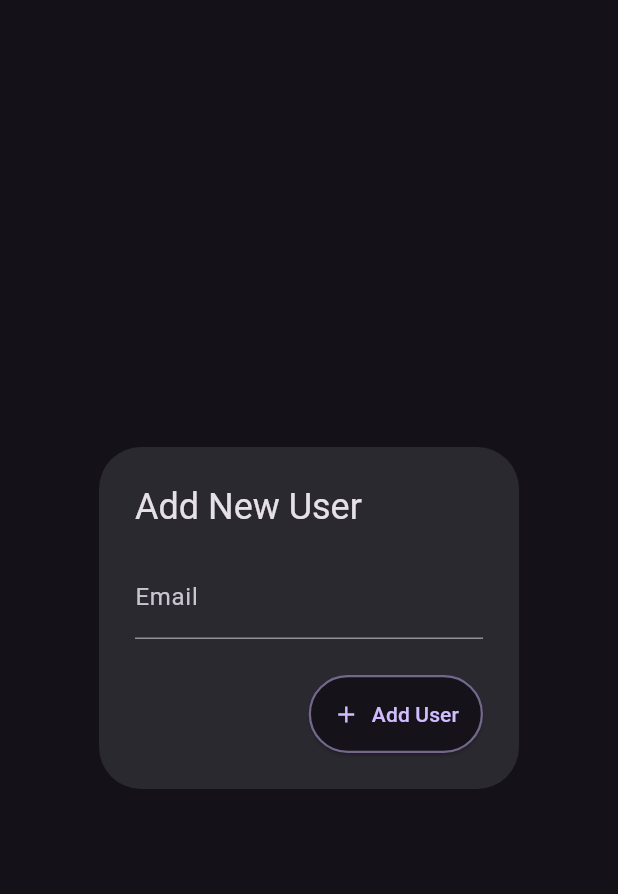
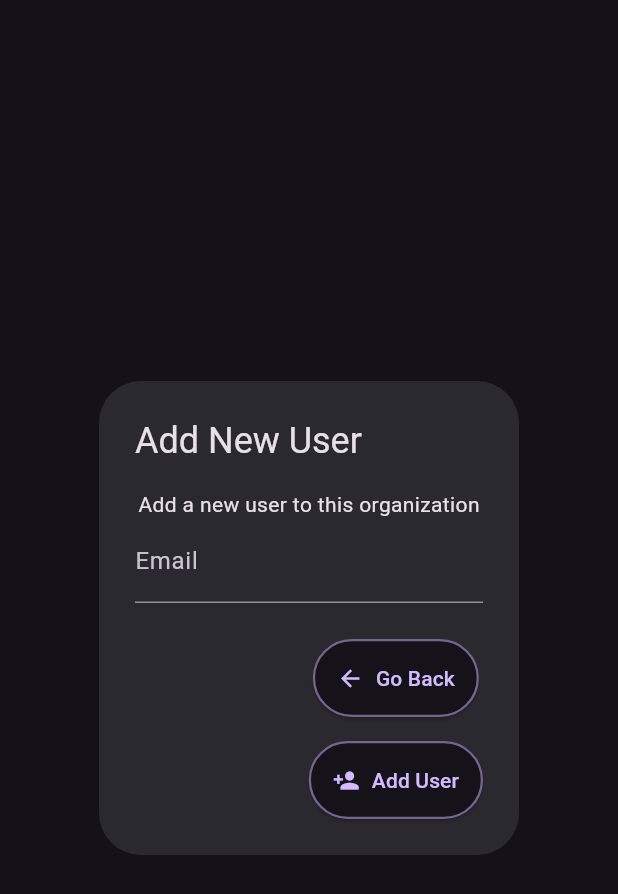
Before and after one commit to WebbPulse/WebbPulse-Inventory-Management, a Flutter app: the AddUserAlertDialog widget shown alone on an empty page, opened directly, on a phone screen of 412 x 824 dp. Shown: the top 894 px of the screen. Run offline on Flutter 3.47's test engine with Material 3 defaults, Android fonts, the phone set to English and light mode, and no system bars; our stand-ins replace cloud_firestore, cloud_functions, firebase_auth, firebase_core; missing offline and left inert: firebase_ui_auth; accounts and stored records are empty.

Commit message:
minor UI changes

```diff
--- a/hosting/lib/src/apps/authed/views/org_selected/org_member_list_view.dart
+++ b/hosting/lib/src/apps/authed/views/org_selected/org_member_list_view.dart
@@ -31,7 +31,7 @@ class OrgMemberListView extends StatelessWidget {
                   if (userClaims[
                           'org_admin_${orgSelectorChangeNotifier.orgId}'] ==
                       true)
-                    ElevatedButton(
+                    ElevatedButton.icon(
                       onPressed: () {
                         showDialog(
                           context: context,
@@ -49,7 +49,8 @@ class OrgMemberListView extends StatelessWidget {
                         ),
                         padding: const EdgeInsets.all(16.0),
                       ),
-                      child: const Text('Add New User'),
+                      label: const Text('Add New User'),
+                      icon: const Icon(Icons.person_add),
                     )
                 ],
               ),
@@ -248,17 +249,43 @@ class AddUserAlertDialogState extends State<AddUserAlertDialog> {
           child: Column(
             mainAxisSize: MainAxisSize.min,
             children: [
-              TextField(
-                controller: _userCreationEmailController,
-                decoration: const InputDecoration(
-                  labelText: 'Email',
-                ),
+              Column(
+                children: [
+                  const Text(
+                    'Add a new user to this organization',
+
+                  ),
+                  TextField(
+                    controller: _userCreationEmailController,
+                    decoration: const InputDecoration(
+                      labelText: 'Email',
+                    ),
+                  ),
+                ],
               ),
             ],
           ),
         ),
       ),
       actions: <Widget>[
+        Column(
+          children:[
+        ElevatedButton.icon(
+              onPressed: () {
+                Navigator.of(context).pop();
+              },
+              style: ElevatedButton.styleFrom(
+                backgroundColor: theme.colorScheme.surface.withOpacity(0.95),
+                side: BorderSide(
+                  color: theme.colorScheme.primary.withOpacity(0.5),
+                  width: 1.5,
+                ),
+                padding: const EdgeInsets.all(16.0),
+              ),
+              icon: const Icon(Icons.arrow_back),
+              label: const Text('Go Back'),
+            ),
+        const SizedBox(height: 16.0),
         ElevatedButton.icon(
           onPressed: _isLoading ? null : _onSubmit,
           style: ElevatedButton.styleFrom(
@@ -271,9 +298,10 @@ class AddUserAlertDialogState extends State<AddUserAlertDialog> {
           ),
           icon: _isLoading
               ? const CircularProgressIndicator()
-              : const Icon(Icons.add),
+              : const Icon(Icons.person_add),
           label: const Text('Add User'),
         ),
+    ]),
       ],
     );
   }
--- a/hosting/lib/src/apps/authed/views/org_selection_view.dart
+++ b/hosting/lib/src/apps/authed/views/org_selection_view.dart
@@ -46,7 +46,8 @@ class OrgSelectionView extends StatelessWidget {
             ],
           ),
           body: LayoutBuilder(builder: (context, constraints) {
-            return Column(
+            return Center(
+              child: Column(
                 children: [
                   if (constraints.maxWidth > 600)
                     Text(
@@ -116,6 +117,7 @@ class OrgSelectionView extends StatelessWidget {
                           ),
                   ),
                 ],
+              ),
             );
           }),
         );
```
Also changed, not shown: hosting/lib/src/apps/authed/views/org_selected/org_settings_view.dart (+48 -33 lines), hosting/lib/src/apps/authed/views/profile_settings_view.dart (+18 -16 lines). Lines whose indentation alone changed are shown as unchanged.
